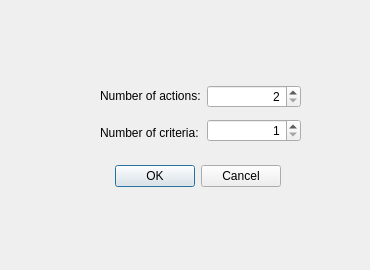
Old version of the form newproblemdialog.ui in the repository marl0vv/PROMETHEEMethodsApp.
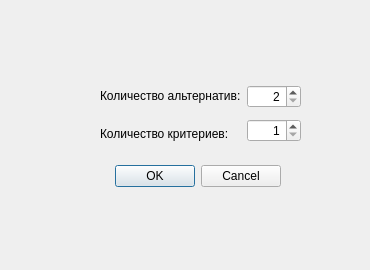
New version of the form.

What changed in the file:
```diff
--- a/newproblemdialog.ui
+++ b/newproblemdialog.ui
@@ -44,14 +44,14 @@
       <item>
        <widget class="QLabel" name="label">
         <property name="text">
-         <string>Number of actions:</string>
+         <string>Количество альтернатив:</string>
         </property>
        </widget>
       </item>
-      <item alignment="Qt::AlignVCenter">
+      <item>
        <widget class="QLabel" name="label_2">
         <property name="text">
-         <string>Number of criteria:</string>
+         <string>Количество критериев:</string>
         </property>
        </widget>
       </item>
```
Left out of the diff: 2 changed lines with no effect on the pictures.
